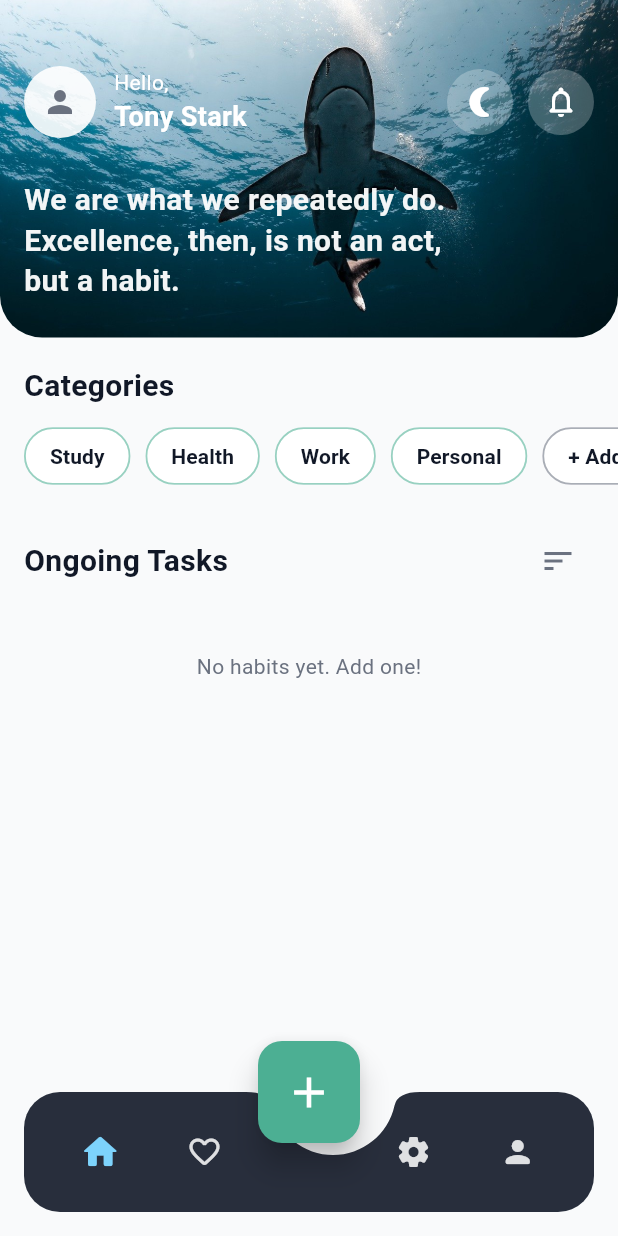
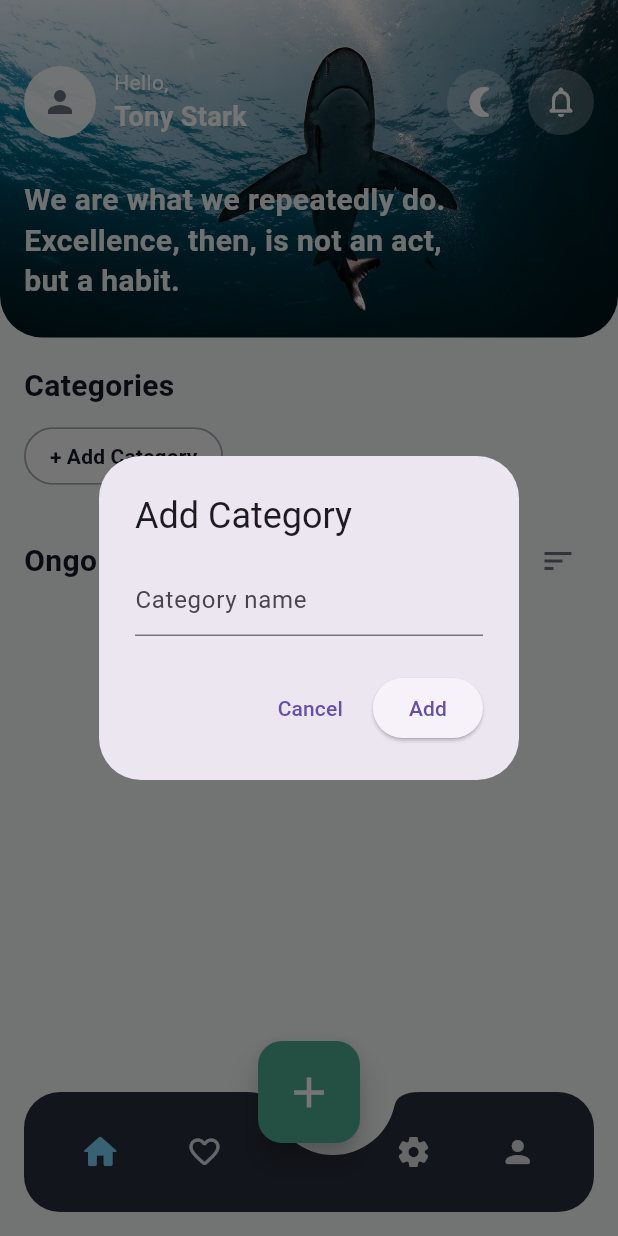
Before and after one commit to hasanraj3100/My-Habit-Tracker, a Flutter app: the screen it shows once a user with an empty profile is signed in, after a tap on "+ Add Category", on a phone screen of 412 x 824 dp. Run offline on Flutter 3.47's test engine with Material 3 defaults, Android fonts, the phone set to English and light mode, and no system bars; our stand-ins replace cloud_firestore, firebase_auth, firebase_core, fl_chart, shared_preferences, table_calendar; accounts and stored records are empty.

Commit message:
feat : Add dynamic categories and category filter on habit list page

```diff
--- a/lib/features/habits/presentation/screens/habit_list_screen.dart
+++ b/lib/features/habits/presentation/screens/habit_list_screen.dart
@@ -15,25 +15,86 @@ class HabitListScreen extends StatefulWidget {
 }
 
 class _HabitListScreenState extends State<HabitListScreen> {
-  final List<String> _categories = ["Study", "Health", "Work", "Personal", "+ Add Category"];
+  List<String> _categories = [];
   int _navIndex = 0;
   bool _sortFinishedBottom = false;
+  String? _selectedCategory; // for filtering
+  final user = FirebaseAuth.instance.currentUser;
+
+  @override
+  void initState() {
+    super.initState();
+    _loadCategories();
+  }
 
   String _todayKey() => DateFormat("yyyy-MM-dd").format(DateTime.now());
 
-  int _todayWeekday() {
-    // Dart: Monday=1, ..., Sunday=7
-    return DateTime.now().weekday;
+  int _todayWeekday() => DateTime.now().weekday;
+
+  Future<void> _loadCategories() async {
+    if (user == null) return;
+    final doc = await FirebaseFirestore.instance
+        .collection('users')
+        .doc(user!.uid)
+        .collection('settings')
+        .doc('preferences')
+        .get();
+
+    final categories = List<String>.from(doc.data()?['categories'] ?? []);
+    setState(() {
+      _categories = [...categories, "+ Add Category"];
+    });
   }
 
-  // Stream of habit documents for current user
+  Future<void> _addCategory() async {
+    final controller = TextEditingController();
+    final result = await showDialog<String>(
+      context: context,
+      builder: (ctx) => AlertDialog(
+        title: const Text("Add Category"),
+        content: TextField(
+          controller: controller,
+          decoration: const InputDecoration(hintText: "Category name"),
+        ),
+        actions: [
+          TextButton(
+              onPressed: () => Navigator.pop(ctx),
+              child: const Text("Cancel")),
+          ElevatedButton(
+              onPressed: () {
+                final newCat = controller.text.trim();
+                if (newCat.isNotEmpty) Navigator.pop(ctx, newCat);
+              },
+              child: const Text("Add")),
+        ],
+      ),
+    );
+
+    if (result != null && result.isNotEmpty) {
+      final prefRef = FirebaseFirestore.instance
+          .collection('users')
+          .doc(user!.uid)
+          .collection('settings')
+          .doc('preferences');
+
+      // update categories in Firestore
+      final currentDoc = await prefRef.get();
+      final currentCategories =
+      List<String>.from(currentDoc.data()?['categories'] ?? []);
+      currentCategories.add(result);
+      await prefRef.set({'categories': currentCategories});
+
+      setState(() {
+        _categories.insert(_categories.length - 1, result);
+      });
+    }
+  }
+
   Stream<QuerySnapshot<Map<String, dynamic>>> _habitsStream() {
-    final user = FirebaseAuth.instance.currentUser;
     if (user == null) return const Stream.empty() as Stream<QuerySnapshot<Map<String, dynamic>>>;
-
     return FirebaseFirestore.instance
         .collection('users')
-        .doc(user.uid)
+        .doc(user!.uid)
         .collection('habits')
         .orderBy('createdAt', descending: true)
         .snapshots();
@@ -44,10 +105,8 @@ class _HabitListScreenState extends State<HabitListScreen> {
     final today = _todayKey();
 
     if (history.contains(today)) {
-      // Uncheck → remove today
       history.remove(today);
     } else {
-      // Check → add today
       history.add(today);
     }
 
@@ -67,13 +126,13 @@ class _HabitListScreenState extends State<HabitListScreen> {
   int _calculateStreak(List<String> history, String frequency, List<dynamic> weekdays) {
     if (history.isEmpty) return 0;
 
-    history.sort((a, b) => b.compareTo(a)); // latest first
+    history.sort((a, b) => b.compareTo(a));
     final parsed = history.map((d) => DateTime.parse(d)).toList();
 
     int streak = 0;
     DateTime today = DateTime.now();
 
-    if (frequency == "Daily") {
+    if (frequency.toLowerCase() == "daily") {
       DateTime check = today;
       for (var date in parsed) {
         if (date.year == check.year && date.month == check.month && date.day == check.day) {
@@ -83,8 +142,7 @@ class _HabitListScreenState extends State<HabitListScreen> {
           break;
         }
       }
-    } else if (frequency == "Weekly") {
-      // check streak by week/day match
+    } else if (frequency.toLowerCase() == "weekly") {
       DateTime check = today;
       while (true) {
         if (weekdays.contains(check.weekday)) {
@@ -149,7 +207,6 @@ class _HabitListScreenState extends State<HabitListScreen> {
               ),
               child: Column(
                 children: [
-                  // top row
                   Row(
                     mainAxisAlignment: MainAxisAlignment.spaceBetween,
                     children: [
@@ -218,23 +275,40 @@ class _HabitListScreenState extends State<HabitListScreen> {
                 scrollDirection: Axis.horizontal,
                 itemBuilder: (context, i) {
                   final isAdd = _categories[i].startsWith('+');
+                  final category = _categories[i];
+                  final isSelected = _selectedCategory == category;
+
                   return ChoiceChip(
-                    label: Text(_categories[i]),
-                    selected: false,
+                    label: Text(category),
+                    selected: isSelected,
                     onSelected: (_) {
                       if (isAdd) {
-                        // TODO: Add category
+                        _addCategory();
+                      } else {
+                        setState(() {
+                          if (_selectedCategory == category) {
+                            _selectedCategory = null;
+                          } else {
+                            _selectedCategory = category;
+                          }
+                        });
                       }
                     },
-                    labelStyle: const TextStyle(
-                        color: AppColors.textPrimary, fontWeight: FontWeight.w600),
-                    backgroundColor: isAdd ? Colors.white : AppColors.surface,
+                    labelStyle: TextStyle(
+                        color: isAdd
+                            ? AppColors.textPrimary
+                            : (isSelected ? Colors.white : AppColors.textPrimary),
+                        fontWeight: FontWeight.w600),
+                    backgroundColor:
+                    isAdd ? Colors.white : AppColors.surface,
+                    selectedColor: AppColors.primary,
                     shape: StadiumBorder(
                       side: BorderSide(
-                          color: isAdd
-                              ? AppColors.textSecondary.withOpacity(.35)
-                              : AppColors.primary.withOpacity(.35),
-                          width: 1.2),
+                        color: isAdd
+                            ? AppColors.textSecondary.withOpacity(.35)
+                            : AppColors.primary.withOpacity(.35),
+                        width: 1.2,
+                      ),
                     ),
                   );
                 },
@@ -289,6 +363,14 @@ class _HabitListScreenState extends State<HabitListScreen> {
 
                   var docs = snapshot.data!.docs;
 
+                  // filter by selected category
+                  if (_selectedCategory != null) {
+                    docs = docs
+                        .where((doc) =>
+                    doc.data()['category'] == _selectedCategory)
+                        .toList();
+                  }
+
                   if (_sortFinishedBottom) {
                     docs.sort((a, b) {
                       final aDone = _isDoneToday(a.data());
@@ -304,8 +386,8 @@ class _HabitListScreenState extends State<HabitListScreen> {
                       final data = doc.data();
                       final frequency = data['frequency'] ?? '';
                       final weekdays = List<int>.from(data['weekdays'] ?? []);
-                      // Show daily habits or weekly habits where today is a scheduled day
-                      return frequency == 'Daily' || (frequency == 'Weekly' && weekdays.contains(todayWeekday));
+                      return frequency.toLowerCase() == 'daily' ||
+                          (frequency.toLowerCase() == 'weekly' && weekdays.contains(todayWeekday));
                     }).map((doc) {
                       final data = doc.data();
                       final done = _isDoneToday(data);
@@ -315,7 +397,8 @@ class _HabitListScreenState extends State<HabitListScreen> {
                           Navigator.push(
                             context,
                             MaterialPageRoute(
-                              builder: (_) => HabitDetailsScreen(habitId: doc.id),
+                              builder: (_) =>
+                                  HabitDetailsScreen(habitId: doc.id),
                             ),
                           );
                         },
@@ -470,7 +553,7 @@ class _HabitCard extends StatelessWidget {
                     border: Border.all(color: AppColors.textSecondary.withOpacity(.25)),
                   ),
                   child: Text(
-                    frequency == "Weekly"
+                    frequency.toLowerCase() == "weekly"
                         ? "Weekly (${_weekdayLabel(weekdays)})"
                         : frequency,
                     style: const TextStyle(
```
